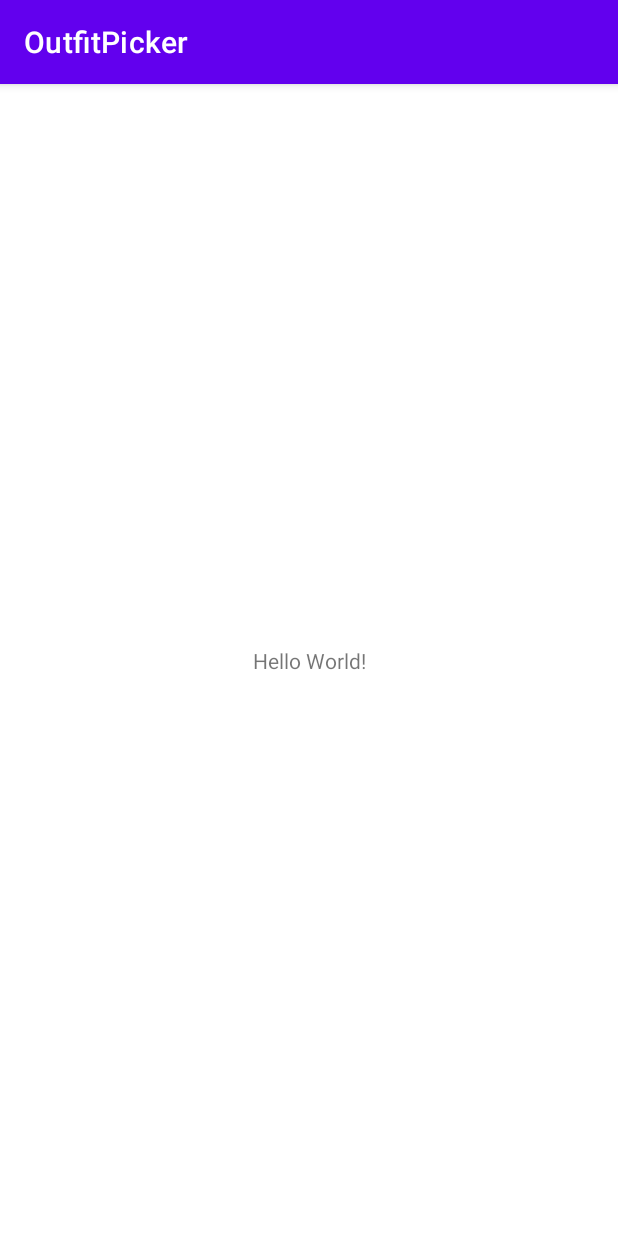
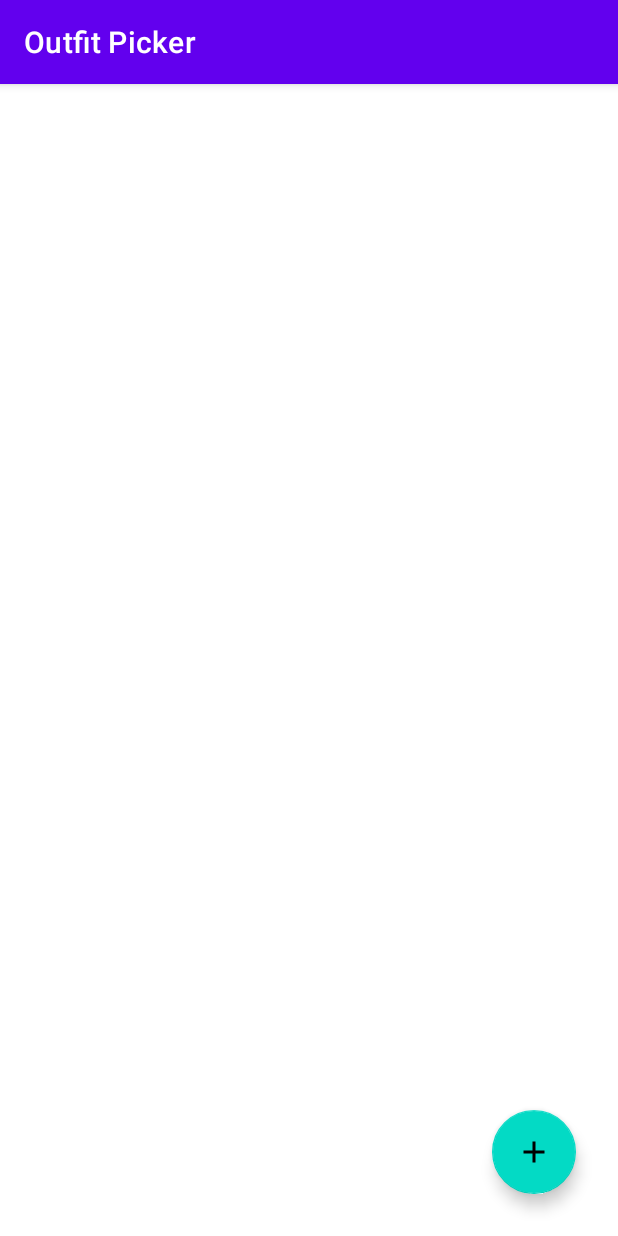
Before and after one commit to rserbd/OutfitPicker, an Android app: the screen it shows after launch (MainActivity), on a phone screen of 412 x 824 dp. Run offline under Robolectric (Android 15) with nearby library versions, the phone set to English and light mode, and no system bars.

Commit message:
design of add activity

```diff
--- a/app/src/main/java/com/example/outfitpicker/MainActivity.java
+++ b/app/src/main/java/com/example/outfitpicker/MainActivity.java
@@ -1,14 +1,32 @@
 package com.example.outfitpicker;
 
 import androidx.appcompat.app.AppCompatActivity;
+import androidx.recyclerview.widget.RecyclerView;
 
+import android.content.Intent;
 import android.os.Bundle;
+import android.view.View;
+
+import com.google.android.material.floatingactionbutton.FloatingActionButton;
 
 public class MainActivity extends AppCompatActivity {
+
+    RecyclerView recyclerView;
+    FloatingActionButton add_button;
 
     @Override
     protected void onCreate(Bundle savedInstanceState) {
         super.onCreate(savedInstanceState);
         setContentView(R.layout.activity_main);
+
+        recyclerView = findViewById(R.id.recyclerView);
+        add_button = findViewById(R.id.add_button);
+        add_button.setOnClickListener(new View.OnClickListener() {
+            @Override
+            public void onClick(View view) {
+                Intent intent = new Intent(MainActivity.this, AddActivity.class);
+                startActivity(intent);
+            }
+        });
     }
 }
--- /dev/null
+++ b/app/src/main/res/drawable/ic_add.xml
@@ -0,0 +1,5 @@
+<vector android:height="24dp" android:tint="#FFFFFF"
+    android:viewportHeight="24" android:viewportWidth="24"
+    android:width="24dp" xmlns:android="http://schemas.android.com/apk/res/android">
+    <path android:fillColor="@android:color/white" android:pathData="M19,13h-6v6h-2v-6H5v-2h6V5h2v6h6v2z"/>
+</vector>
--- a/app/src/main/res/layout/activity_main.xml
+++ b/app/src/main/res/layout/activity_main.xml
@@ -6,13 +6,25 @@
     android:layout_height="match_parent"
     tools:context=".MainActivity">
 
-    <TextView
+    <androidx.recyclerview.widget.RecyclerView
+        android:id="@+id/recyclerView"
+        android:layout_width="409dp"
+        android:layout_height="729dp"
+        app:layout_constraintBottom_toBottomOf="parent"
+        app:layout_constraintEnd_toEndOf="parent"
+        app:layout_constraintStart_toStartOf="parent"
+        app:layout_constraintTop_toTopOf="parent" />
+
+    <com.google.android.material.floatingactionbutton.FloatingActionButton
+        android:id="@+id/add_button"
         android:layout_width="wrap_content"
         android:layout_height="wrap_content"
-        android:text="Hello World!"
+        android:layout_marginEnd="28dp"
+        android:layout_marginBottom="28dp"
+        android:clickable="true"
+        android:focusable="true"
         app:layout_constraintBottom_toBottomOf="parent"
-        app:layout_constraintLeft_toLeftOf="parent"
-        app:layout_constraintRight_toRightOf="parent"
-        app:layout_constraintTop_toTopOf="parent" />
-
+        app:layout_constraintEnd_toEndOf="parent"
+        app:srcCompat="@drawable/ic_add"
+        tools:ignore="SpeakableTextPresentCheck" />
 </androidx.constraintlayout.widget.ConstraintLayout>
```
Also changed, not shown: app/src/main/AndroidManifest.xml (+7 -1 lines), app/src/main/java/com/example/outfitpicker/AddActivity.java (added, +14 -0 lines), app/src/main/java/com/example/outfitpicker/OutfitDBHelper.java (added, +39 -0 lines), app/src/main/res/layout/activity_add.xml (added, +46 -0 lines).
